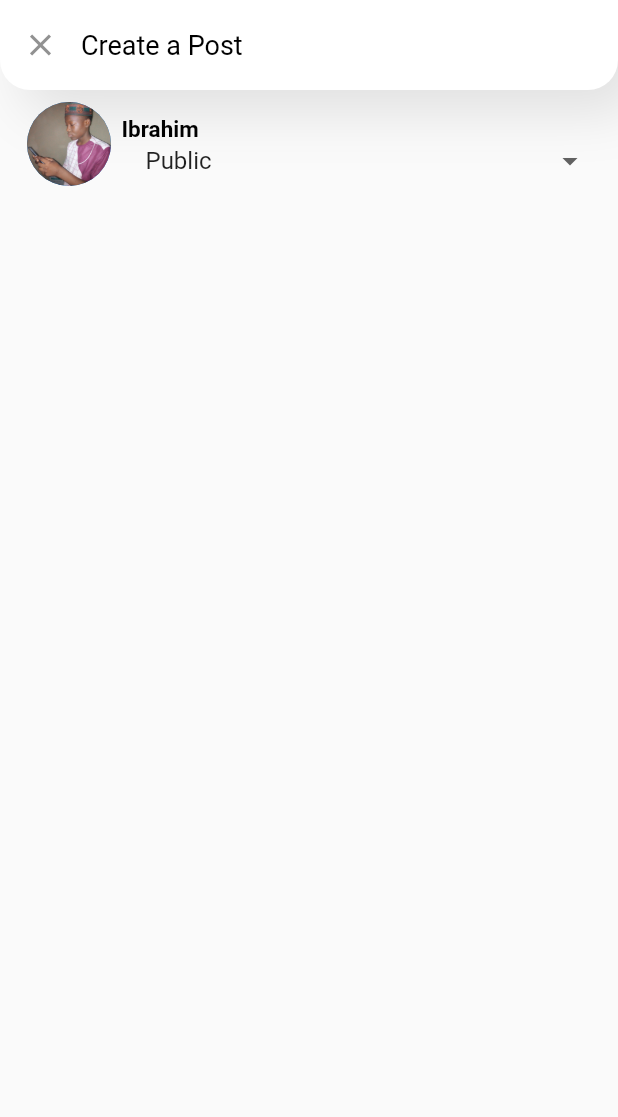
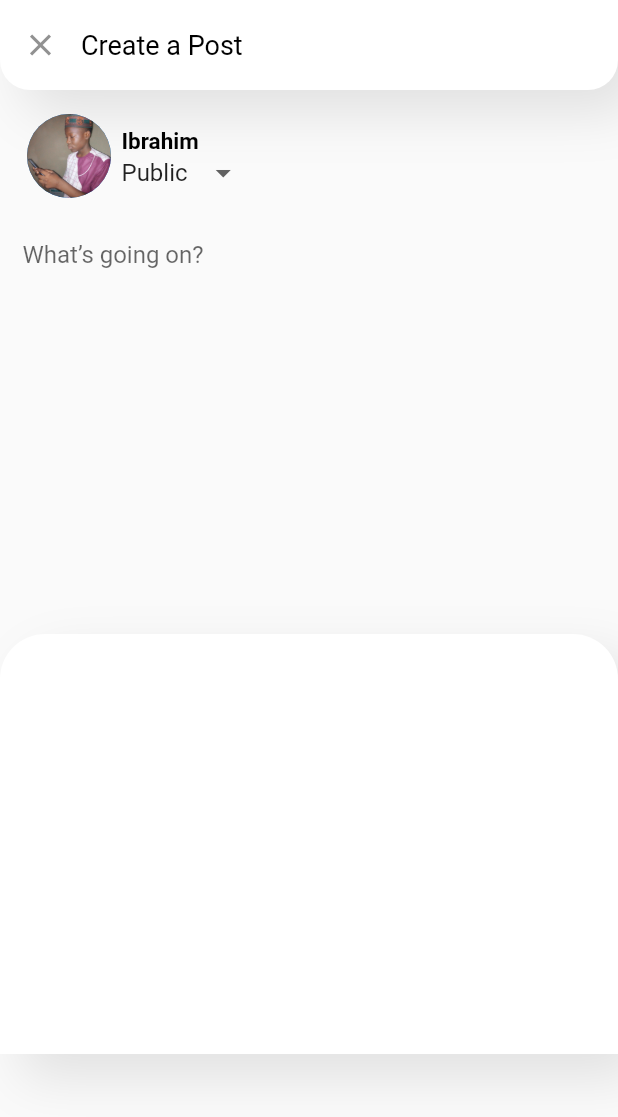
Before and after one commit to umarrg/frida, a Flutter app: the CreatePost screen opened by its route, on a phone screen of 412 x 824 dp. Shown: the top 1117 px of the screen. Run offline on Flutter 3.47's test engine with Material 2 defaults, Android fonts, the phone set to English and light mode, and no system bars; our stand-ins replace badges; Roboto replaces fonts that are missing (Helvetica).

Commit message:
added a container

```diff
--- a/lib/Screens/create_post.dart
+++ b/lib/Screens/create_post.dart
@@ -53,7 +53,9 @@ class _CreatePostState extends State<CreatePost> {
                 ),
               ),
             ),
-            ListTile(
+            Padding(
+              padding: EdgeInsets.symmetric(vertical: 8.0),
+              child: ListTile(
                 horizontalTitleGap: 5.0,
                 leading: CircleAvatar(
                   radius: 30,
@@ -74,13 +76,8 @@ class _CreatePostState extends State<CreatePost> {
                         fontSize: 15.0),
                   ),
                 ),
-              subtitle: DropdownButtonHideUnderline(
-                child: ButtonTheme(
-                  minWidth: 50.0,
-                  height: 200.0,
-                  alignedDropdown: true,
-                  child: DropdownButton(
-
+                subtitle: DropdownButton(
+                    underline: SizedBox(),
                     isDense: true,
                     value: _value,
                     items: [
@@ -89,7 +86,7 @@ class _CreatePostState extends State<CreatePost> {
                         value: 1,
                       ),
                       DropdownMenuItem(
-                          child: Text("Friends only"),
+                        child: Text("Friends"),
                         value: 2,
                       ),
                       DropdownMenuItem(child: Text('Me only'), value: 3),
@@ -101,7 +98,44 @@ class _CreatePostState extends State<CreatePost> {
                     }),
               ),
             ),
+            Column(
+              mainAxisAlignment: MainAxisAlignment.spaceBetween,
+              children: [
+                Padding(
+                  padding: EdgeInsets.symmetric(horizontal: 15.0),
+                  child: Container(
+                    height: MediaQuery.of(context).size.height / 3,
+                    child: TextField(
+                      textInputAction: TextInputAction.newline,
+                      keyboardType: TextInputType.multiline,
+                      minLines: null,
+                      maxLines: null,
+                      expands: true,
+                      decoration: InputDecoration(
+                          border: InputBorder.none,
+                          hintText: 'What’s going on?'),
                     ),
+                  ),
+                ),
+                Container(
+                  decoration: BoxDecoration(
+                    borderRadius: BorderRadius.only(
+                      topLeft: Radius.circular(30.0),
+                      topRight: Radius.circular(30.0),
+                    ),
+                    boxShadow: [
+                      BoxShadow(
+                          color: Color(0x1a000000),
+                          offset: Offset(15, 15),
+                          blurRadius: 30,
+                          spreadRadius: 0)
+                    ],
+                    color: Color(0xffffffff),
+                  ),
+                  height: 280,
+                )
+              ],
+            )
           ],
         ),
       ),
--- a/lib/Screens/notification.dart
+++ b/lib/Screens/notification.dart
@@ -1,12 +1,14 @@
 import 'package:flutter/material.dart';
 
 class NotificationPage extends StatelessWidget {
-  const NotificationPage({Key key}) : super(key: key);
+
 
   @override
   Widget build(BuildContext context) {
     return Container(
-      child: Center(child: Text('Noti')),
+      child: Center(
+        child: Text('Noti'),
+      ),
     );
   }
 }
--- a/lib/main.dart
+++ b/lib/main.dart
@@ -8,14 +8,15 @@ void main() {
 }
 
 class MyApp extends StatelessWidget {
-  // This widget is the root of your application.
+
   @override
   Widget build(BuildContext context) {
     return MaterialApp(
       debugShowCheckedModeBanner: true,
       title: 'Flutter Demo',
       theme: ThemeData(
-        primarySwatch: Colors.blue,
+        primarySwatch:
+         Colors.blue,
       ),
       initialRoute: Login.id,
       routes: routes,
```
Lines whose indentation alone changed are shown as unchanged.
